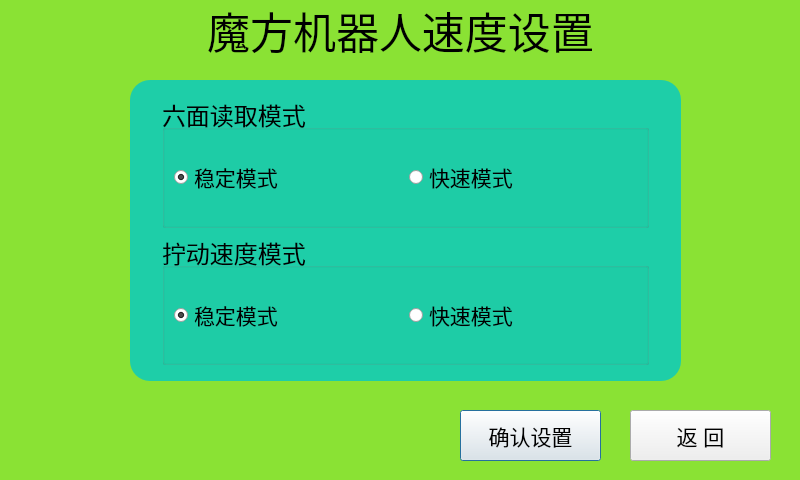
Qt form Robot_HMI/speedsetup.ui (YukimuraChieri/Rubik_Cube_Robot) before a commit.
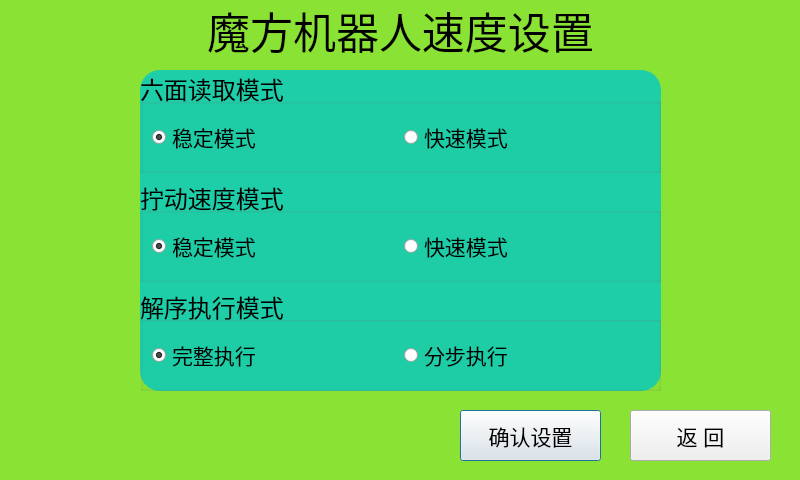
The same form after that commit.

Commit message: 更新Qt界面与代码

The edit to the form file:
```diff
--- a/Robot_HMI/speedsetup.ui
+++ b/Robot_HMI/speedsetup.ui
@@ -78,10 +78,10 @@
   <widget class="QWidget" name="widget" native="true">
    <property name="geometry">
     <rect>
-     <x>130</x>
-     <y>80</y>
-     <width>551</width>
-     <height>301</height>
+     <x>140</x>
+     <y>70</y>
+     <width>521</width>
+     <height>321</height>
     </rect>
    </property>
    <property name="styleSheet">
@@ -91,18 +91,6 @@
 }</string>
    </property>
    <layout class="QVBoxLayout" name="verticalLayout_2">
-    <property name="leftMargin">
-     <number>32</number>
-    </property>
-    <property name="topMargin">
-     <number>16</number>
-    </property>
-    <property name="rightMargin">
-     <number>32</number>
-    </property>
-    <property name="bottomMargin">
-     <number>16</number>
-    </property>
     <item>
      <layout class="QVBoxLayout" name="verticalLayout">
       <item>
@@ -214,6 +202,62 @@
         </layout>
        </widget>
       </item>
+      <item>
+       <widget class="QGroupBox" name="runMode">
+        <property name="font">
+         <font>
+          <pointsize>18</pointsize>
+         </font>
+        </property>
+        <property name="title">
+         <string>解序执行模式</string>
+        </property>
+        <layout class="QHBoxLayout" name="horizontalLayout_3">
+         <item>
+          <widget class="QRadioButton" name="full_btn">
+           <property name="font">
+            <font>
+             <pointsize>16</pointsize>
+            </font>
+           </property>
+           <property name="text">
+            <string>完整执行</string>
+           </property>
+           <property name="iconSize">
+            <size>
+             <width>24</width>
+             <height>16</height>
+            </size>
+           </property>
+           <property name="checked">
+            <bool>true</bool>
+           </property>
+          </widget>
+         </item>
+         <item>
+          <widget class="QRadioButton" name="step_btn">
+           <property name="font">
+            <font>
+             <pointsize>16</pointsize>
+            </font>
+           </property>
+           <property name="text">
+            <string>分步执行</string>
+           </property>
+           <property name="iconSize">
+            <size>
+             <width>24</width>
+             <height>16</height>
+            </size>
+           </property>
+           <property name="checked">
+            <bool>false</bool>
+           </property>
+          </widget>
+         </item>
+        </layout>
+       </widget>
+      </item>
      </layout>
     </item>
    </layout>
```
Left out of the diff: 2 changed lines with no effect on the pictures. The commit also changes 6 other files.
